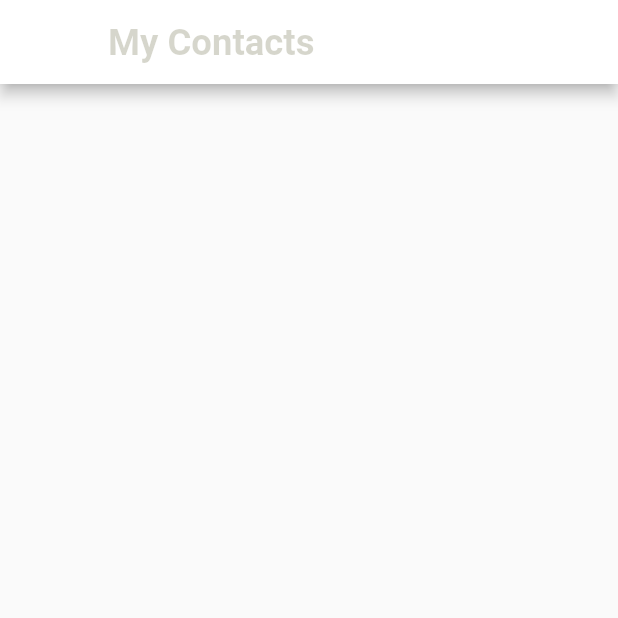
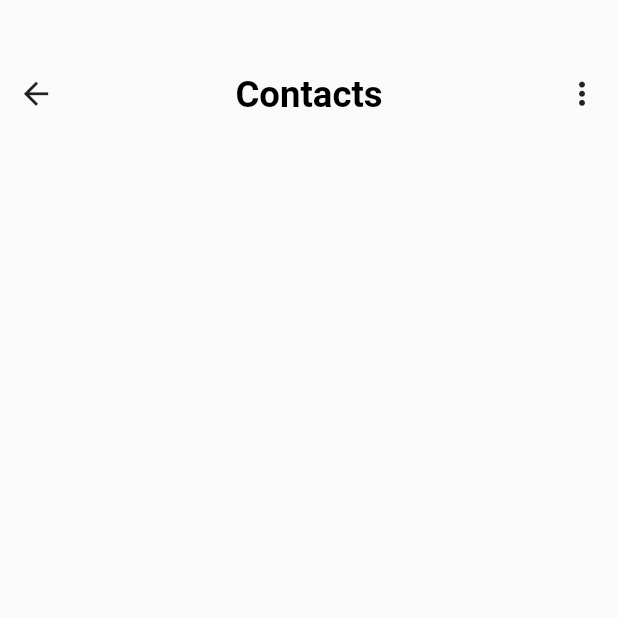
Before and after one commit to AtiahGenius/Assignment, a Flutter app: the ContactNotfications screen opened directly, on a phone screen of 412 x 824 dp, the top half of it. Run offline on Flutter 3.47's test engine with Material 2 defaults, Android fonts, the phone set to English and light mode, and no system bars; our stand-ins replace flutter_screenutil.

Commit message:
Setup the contactnotification.dart view and created the first row

```diff
--- a/lib/main.dart
+++ b/lib/main.dart
@@ -1,4 +1,5 @@
 import 'package:contactbookui/views/contactHome.dart';
+import 'package:contactbookui/views/contactNotifications.dart';
 import 'package:flutter/material.dart';
 import 'package:flutter_screenutil/flutter_screenutil.dart';
 
@@ -31,7 +32,7 @@
           // is not restarted.
           primarySwatch: Colors.blue,
         ),
-        home:  ContactHome(),
+        home:  ContactNotfications(),
       ),
       designSize: const Size(375, 812),
     );
--- a/lib/views/contactHome.dart
+++ b/lib/views/contactHome.dart
@@ -2,7 +2,7 @@ import 'package:flutter/material.dart';
 import 'package:flutter_screenutil/flutter_screenutil.dart';
 
 class ContactHome extends StatelessWidget {
-  ContactHome({Key? key}) : super(key: key);
+  const ContactHome({Key? key}) : super(key: key);
   final darkTextColor = Colors.black;
   final lightTextColor = Colors.grey;
 
--- a/lib/views/contactNotifications.dart
+++ b/lib/views/contactNotifications.dart
@@ -2,21 +2,41 @@ import 'package:flutter/material.dart';
 import 'package:flutter_screenutil/flutter_screenutil.dart';
 
 class ContactNotfications extends StatelessWidget {
-  ContactNotfications({Key? key}) : super(key: key);
-  final darkTextColor = Color.fromARGB(51, 51, 51, 1);
-  final lightTextColor = Color.fromARGB(51, 51, 51, 1);
+  const ContactNotfications({Key? key}) : super(key: key);
+  final darkTextColor = Colors.black;
+  final lightTextColor = Colors.grey;
 
   @override
   Widget build(BuildContext context) {
     return Scaffold(
-      appBar: AppBar(
-        title: Text(
-          "My Contacts",
-          style: TextStyle(
-            fontWeight: FontWeight.w600,
-            fontSize: 24.sp,
-            color: darkTextColor,
-          ),
+      body: SafeArea(
+        child: ListView(
+          children: [
+            SizedBox(
+              height: 38.h,
+            ),
+            Row(
+              mainAxisAlignment: MainAxisAlignment.spaceBetween,
+              children: [
+                IconButton(
+                    iconSize: 24.sp,
+                    onPressed: () {},
+                    icon: const Icon(Icons.arrow_back)),
+                Text(
+                  "Contacts",
+                  style: TextStyle(
+                      color: darkTextColor,
+                      fontSize: 24.sp,
+                      fontWeight: FontWeight.w600),
+                ),
+                IconButton(
+                  iconSize: 24.sp,
+                  onPressed: () {},
+                  icon: const Icon(Icons.more_vert_sharp),
+                ),
+              ],
+            )
+          ],
         ),
       ),
     );
```
